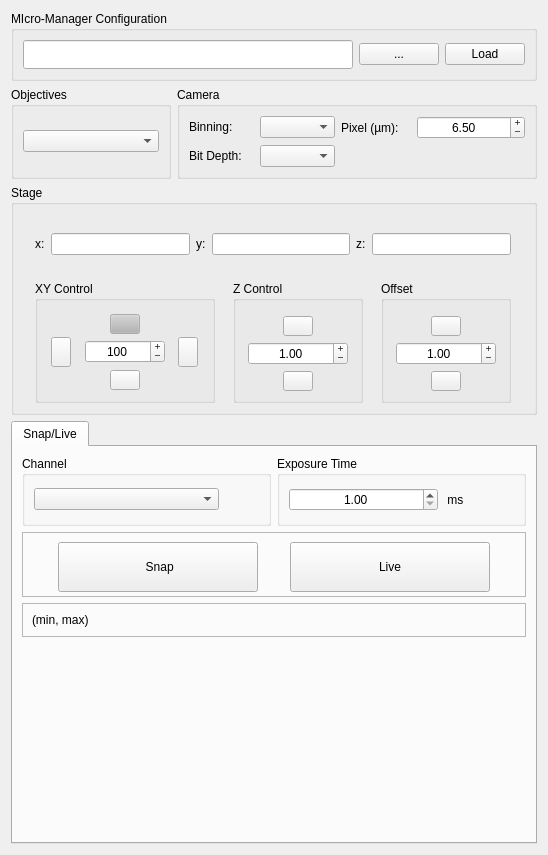
annayang26/napari-micromanager, file micromanager_gui/_ui/micromanager_gui.ui: the form before one commit.
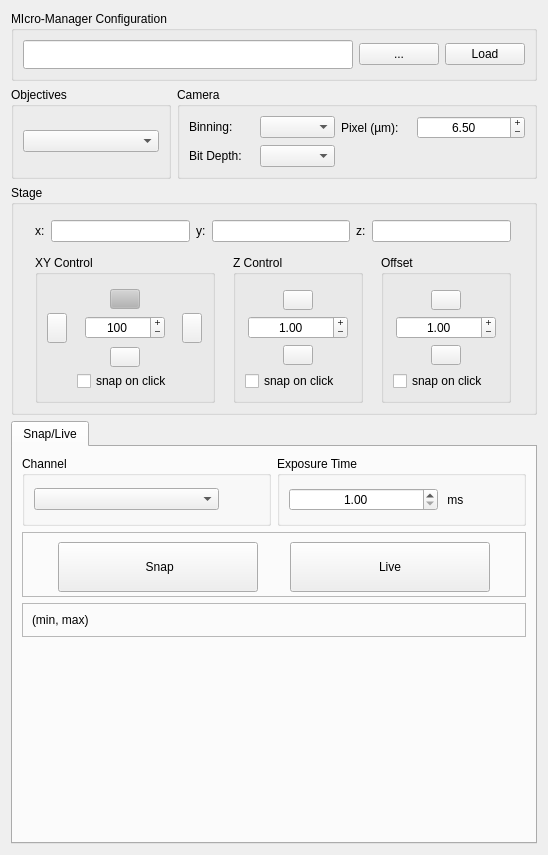
The form after the commit.

Commit message: snap on click

```diff
--- a/micromanager_gui/_ui/micromanager_gui.ui
+++ b/micromanager_gui/_ui/micromanager_gui.ui
@@ -474,6 +474,13 @@
            </property>
           </widget>
          </item>
+         <item row="3" column="1">
+          <widget class="QCheckBox" name="snap_on_click_xy_checkBox">
+           <property name="text">
+            <string>snap on click</string>
+           </property>
+          </widget>
+         </item>
         </layout>
        </widget>
       </item>
@@ -582,6 +589,13 @@
            </property>
           </widget>
          </item>
+         <item row="3" column="0">
+          <widget class="QCheckBox" name="snap_on_click_z_checkBox">
+           <property name="text">
+            <string>snap on click</string>
+           </property>
+          </widget>
+         </item>
         </layout>
        </widget>
       </item>
@@ -766,6 +780,13 @@
            </property>
           </widget>
          </item>
+         <item row="3" column="0">
+          <widget class="QCheckBox" name="offset_snap_on_click_z_checkBox">
+           <property name="text">
+            <string>snap on click</string>
+           </property>
+          </widget>
+         </item>
         </layout>
        </widget>
       </item>
```
The commit also changes 1 other file.
